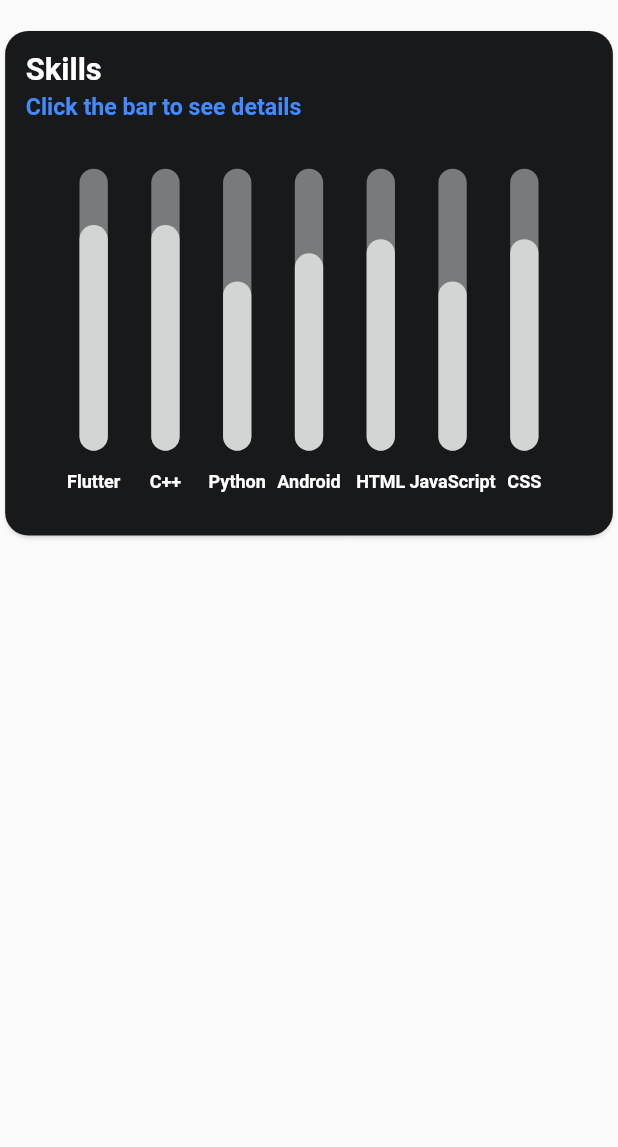
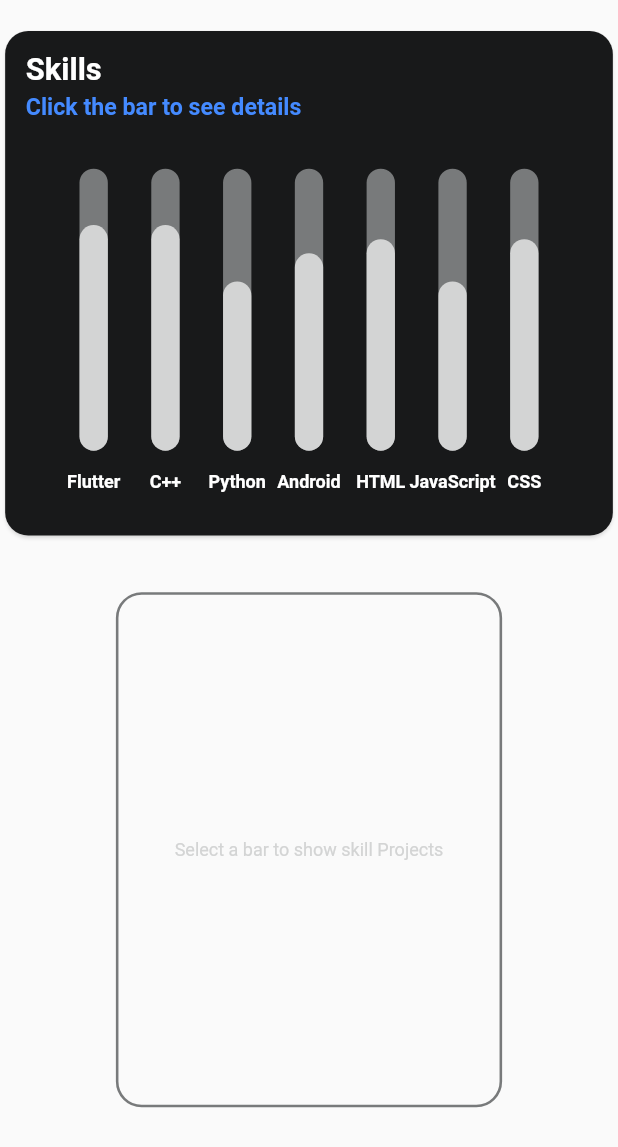
Before and after one commit to Yogeshk4124/yogeshk4124.github.io, a Flutter app: the BarChartSample1 widget shown alone on an empty page, opened directly, on a phone screen of 412 x 824 dp. Shown: the top 1147 px of the screen. Run offline on Flutter 3.47's test engine with Material 2 defaults, Android fonts, the phone set to English and light mode, and no system bars; drawn by our look-alikes of fl_chart; our stand-ins replace animated_text_kit, carousel_slider, font_awesome_flutter, google_fonts, responsive_framework, webview_flutter; missing offline and left inert: event_hub, flutter_page_transition, universal_html; network calls fail.

Commit message:
HomePage revamp & skillPage bug fix

```diff
--- a/lib/Components/SkillDetailsContainer.dart
+++ b/lib/Components/SkillDetailsContainer.dart
@@ -24,6 +24,9 @@ class SkillDetailsContainer extends StatelessWidget {
             ),
           );
         return Card(
+          shape: RoundedRectangleBorder(
+            borderRadius: BorderRadius.circular(12.0),
+          ),
           color: kCardBackground,
           child: Container(
             padding: EdgeInsets.all(10),
--- a/lib/Plugin/BarChart.dart
+++ b/lib/Plugin/BarChart.dart
@@ -101,21 +101,28 @@ class BarChartSample1State extends State<BarChartSample1> {
           ),
         ),
         AnimatedContainer(
-          margin: EdgeInsets.symmetric(horizontal: margin, vertical: 20),
+          margin: EdgeInsets.symmetric(horizontal: 50, vertical: 20),
           padding: EdgeInsets.symmetric(vertical: 20, horizontal: 10),
           duration: Duration(seconds: 1),
-          height: height,
-          width: width,
+          height: widget.chartHeight, //height
+          width: 300, //width
           curve: Curves.linear,
           decoration: BoxDecoration(
-            border: Border.all(color: Colors.white, width: 2),
+            border: Border.all(color: kDarkWhite, width: 2),
             borderRadius: BorderRadius.all(
               Radius.circular(20),
             ),
           ),
           // child: CustomBuilder.ListbuildHandler(skill),
-          child:
-              skill != '' ? SkillDetailsContainer(skill: skill) : Container(),
+          child: skill != ''
+              ? SkillDetailsContainer(skill: skill)
+              : Container(
+                  alignment: Alignment.center,
+                  child: Text('Select a bar to show skill Projects',
+                      style: TextStyle(
+                        color: kWhite,
+                      )),
+                ),
         ),
       ],
     );
```
Also changed, not shown: lib/Components/InfoSection/InfoPanel.dart (+32 -17 lines), lib/Components/InfoSection/InfoTabItem.dart (+9 -6 lines), lib/Pages/MyHomePage.dart (+33 -53 lines).
